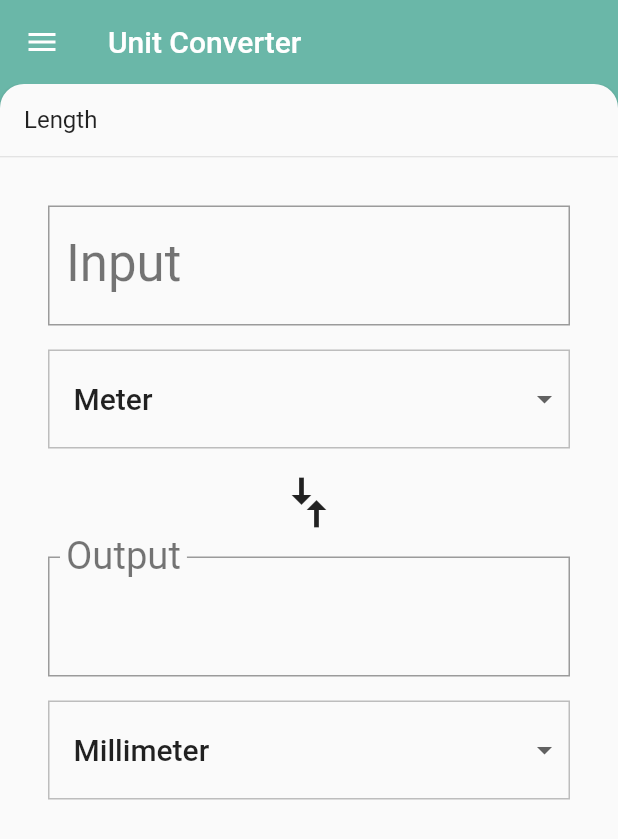
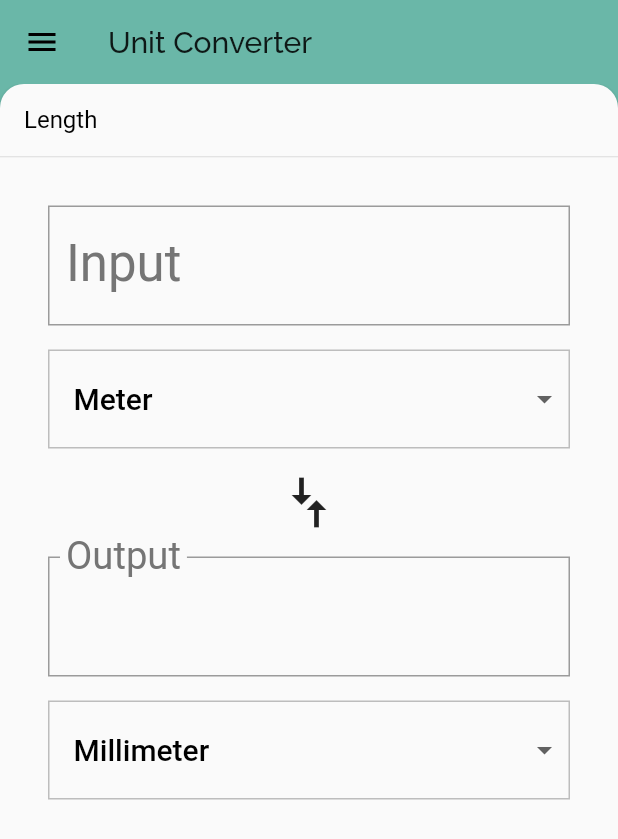
Before and after one commit to Tourenathan-G5organisation/Unit-Converter, a Flutter app: the screen it shows after launch, on a phone screen of 412 x 824 dp. Shown: the top 839 px of the screen. Run offline on Flutter 3.47's test engine with Material 2 defaults, Android fonts, the phone set to English and light mode, and no system bars.

Commit message:
Added font Raleway font to the app and added it to the MaterialApp theme

```diff
--- a/lib/main.dart
+++ b/lib/main.dart
@@ -15,8 +15,15 @@ class UnitConverterApp extends StatelessWidget {
       debugShowCheckedModeBanner: false,
       title: 'Unit Converter',
       theme: ThemeData(
+        fontFamily: 'Raleway',
+        textTheme: Theme.of(context).textTheme.apply(
+          bodyColor: Colors.black,
+          displayColor: Colors.grey[600],
+        ),
         // This is the theme of your application.
-        primarySwatch: Colors.blue,
+        // This colors the [InputOutlineBorder] when it is selected
+        primaryColor: Colors.grey[500],
+        textSelectionHandleColor: Colors.green[500],
       ),
       home: CategoryScreen(),
     );
```
Also changed, not shown: pubspec.yaml (+5 -5 lines), assets/font/Raleway_Light.ttf (added), assets/font/Raleway_Medium.ttf (added), assets/font/Raleway_Regular.ttf (added).
